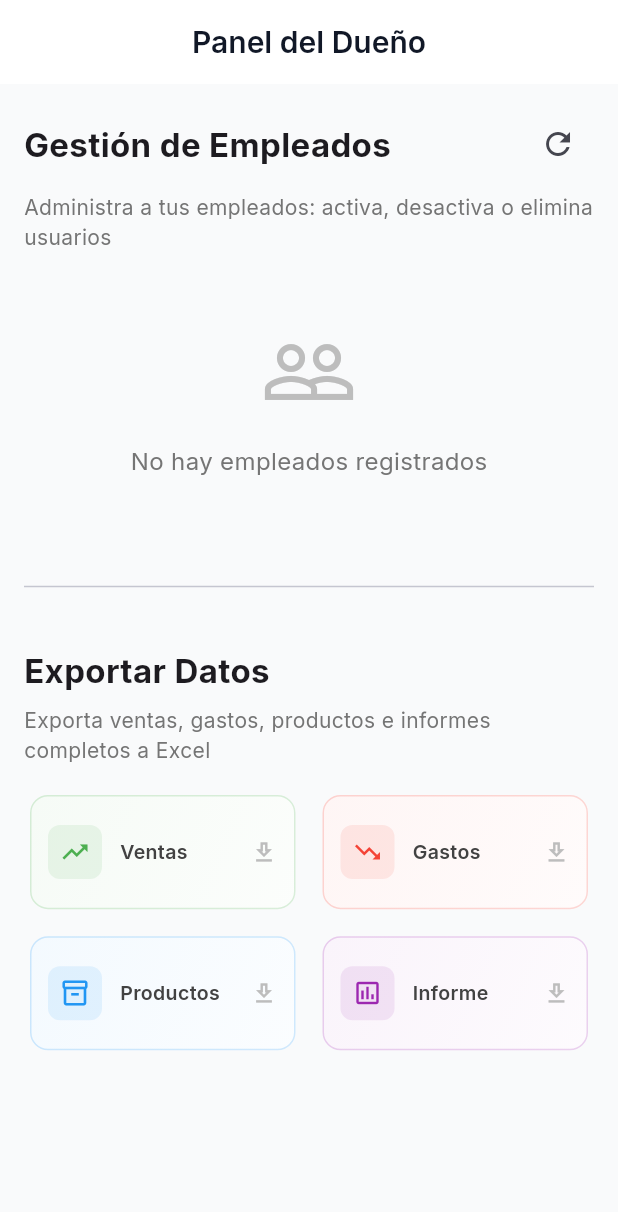
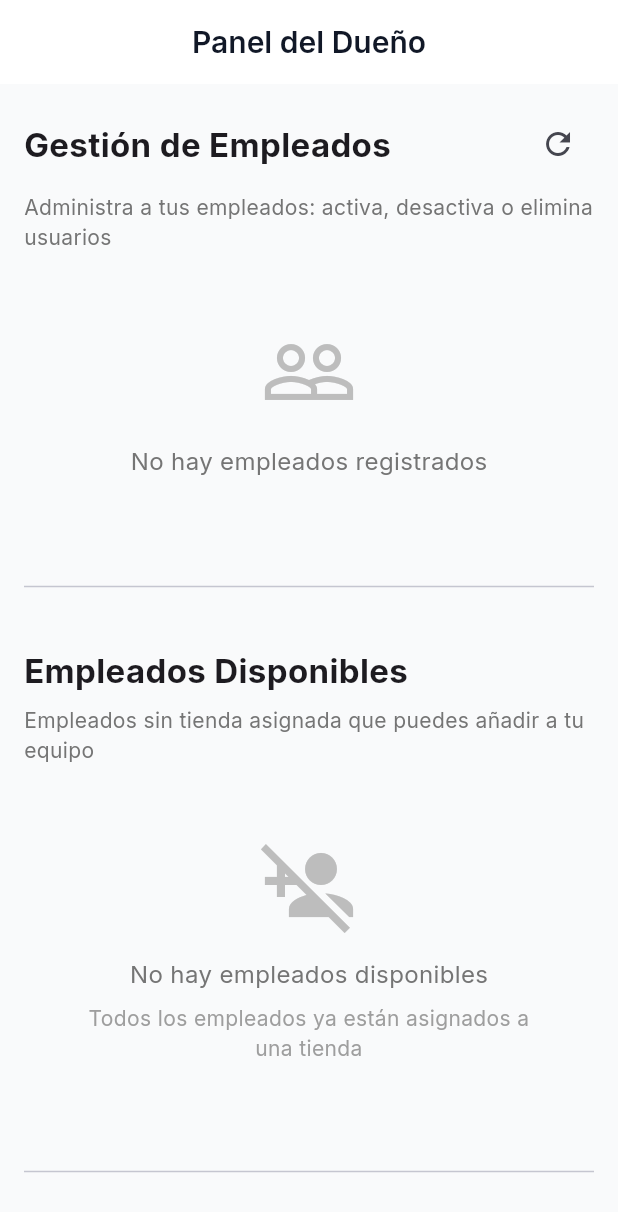
Before and after one commit to IsmaelFV/CRM-Flutter, a Flutter app: the DuenoScreen screen opened directly, after a tap on the "refresh" icon, on a phone screen of 412 x 824 dp. Shown: the top 1212 px of the screen. Run offline on Flutter 3.47's test engine with Material 3 defaults, Android fonts, the phone set to English and light mode, and no system bars; our stand-ins replace google_fonts, image_picker, supabase_flutter; missing offline and left inert: dart:html, excel; accounts and stored records are empty; statements that could not run were skipped.

Commit message:
fix: sección empleados disponibles siempre visible - Cambiar de condicional a siempre mostrar la sección - Añadir mensaje cuando no hay empleados disponibles - Añadir logs de debug para diagnóstico - Crear script SQL para verificar empleados sin asignar

```diff
--- a/lib/src/features/dueno/dueno_screen.dart
+++ b/lib/src/features/dueno/dueno_screen.dart
@@ -33,6 +33,10 @@ class _DuenoScreenState extends State<DuenoScreen> {
     final duenoId = authProvider.currentUser?.id;
 
     final todosUsuarios = await _userService.getAllUsers();
+
+    print('DEBUG: Total usuarios: ${todosUsuarios.length}');
+    print('DEBUG: Dueño ID actual: $duenoId');
+
     if (mounted) {
       setState(() {
         // Filtrar solo empleados de este dueño
@@ -44,6 +48,14 @@ class _DuenoScreenState extends State<DuenoScreen> {
         _empleadosSinAsignar = todosUsuarios.where((u) =>
           u.esEmpleado && u.duenoId == null
         ).toList();
+
+        print('DEBUG: Empleados de este dueño: ${_empleados.length}');
+        print('DEBUG: Empleados sin asignar: ${_empleadosSinAsignar.length}');
+
+        // Mostrar detalles de empleados sin asignar
+        for (var emp in _empleadosSinAsignar) {
+          print('  - ${emp.nombreCompleto} (${emp.email}) - duenoId: ${emp.duenoId}');
+        }
 
         _isLoading = false;
       });
@@ -382,8 +394,7 @@ class _DuenoScreenState extends State<DuenoScreen> {
                   const Divider(),
                   const SizedBox(height: 32),
 
-                  // Sección de Empleados Sin Asignar
-                  if (_empleadosSinAsignar.isNotEmpty) ...[
+                  // Sección de Empleados Sin Asignar (SIEMPRE VISIBLE)
                   Row(
                     mainAxisAlignment: MainAxisAlignment.spaceBetween,
                     children: [
@@ -391,6 +402,7 @@ class _DuenoScreenState extends State<DuenoScreen> {
                         'Empleados Disponibles',
                         style: TextStyle(fontSize: 22, fontWeight: FontWeight.bold),
                       ),
+                      if (_empleadosSinAsignar.isNotEmpty)
                         Container(
                           padding: const EdgeInsets.symmetric(horizontal: 12, vertical: 6),
                           decoration: BoxDecoration(
@@ -413,6 +425,30 @@ class _DuenoScreenState extends State<DuenoScreen> {
                     style: TextStyle(fontSize: 14, color: Colors.grey[600]),
                   ),
                   const SizedBox(height: 16),
+
+                  if (_empleadosSinAsignar.isEmpty)
+                    Center(
+                      child: Padding(
+                        padding: const EdgeInsets.all(32),
+                        child: Column(
+                          children: [
+                            Icon(Icons.person_add_disabled, size: 64, color: Colors.grey[400]),
+                            const SizedBox(height: 16),
+                            Text(
+                              'No hay empleados disponibles',
+                              style: TextStyle(fontSize: 16, color: Colors.grey[600]),
+                            ),
+                            const SizedBox(height: 8),
+                            Text(
+                              'Todos los empleados ya están asignados a una tienda',
+                              style: TextStyle(fontSize: 14, color: Colors.grey[500]),
+                              textAlign: TextAlign.center,
+                            ),
+                          ],
+                        ),
+                      ),
+                    )
+                  else
                     ListView.builder(
                       shrinkWrap: true,
                       physics: const NeverScrollableScrollPhysics(),
@@ -453,9 +489,9 @@ class _DuenoScreenState extends State<DuenoScreen> {
                               subtitle: Column(
                                 crossAxisAlignment: CrossAxisAlignment.start,
                                 children: [
-                                  Text(empleado.email, style: TextStyle(fontSize: 12)),
+                                  Text(empleado.email, style: const TextStyle(fontSize: 12)),
                                   if (empleado.telefono != null)
-                                    Text('Tel: ${empleado.telefono}', style: TextStyle(fontSize: 12)),
+                                    Text('Tel: ${empleado.telefono}', style: const TextStyle(fontSize: 12)),
                                 ],
                               ),
                               trailing: ElevatedButton.icon(
@@ -476,10 +512,10 @@ class _DuenoScreenState extends State<DuenoScreen> {
                         );
                       },
                     ),
+
                   const SizedBox(height: 32),
                   const Divider(),
                   const SizedBox(height: 32),
-                  ],
 
                   // Sección de Exportación
                   const Text(
```
Also changed, not shown: 1 other file. Lines whose indentation alone changed are shown as unchanged.
